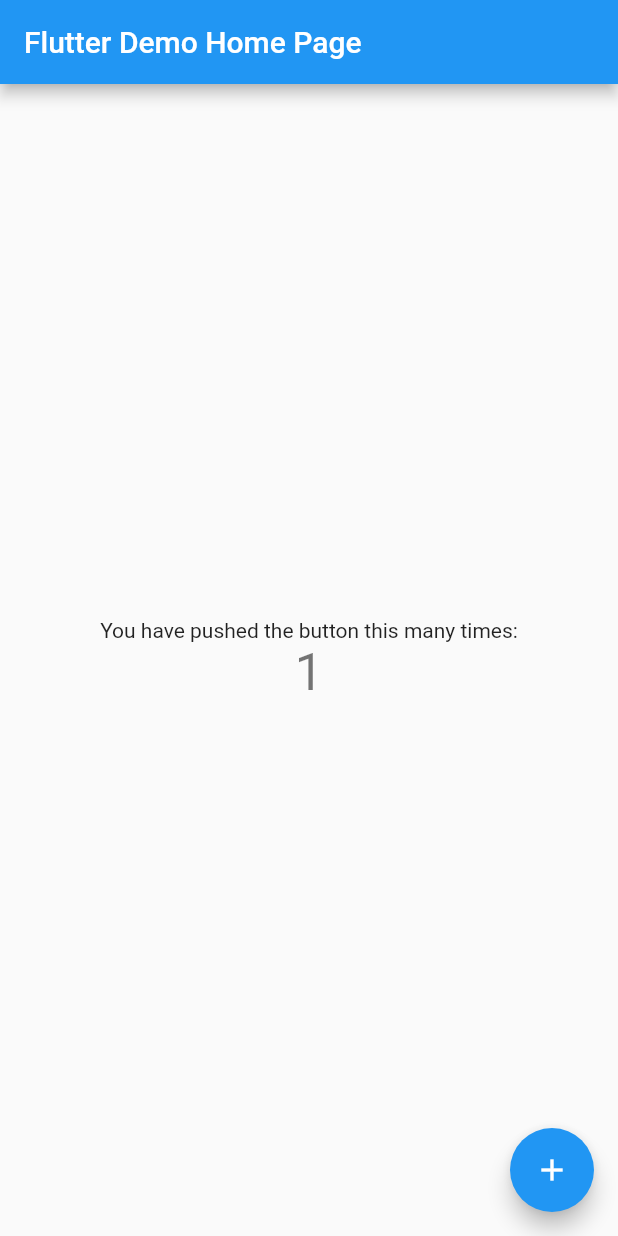
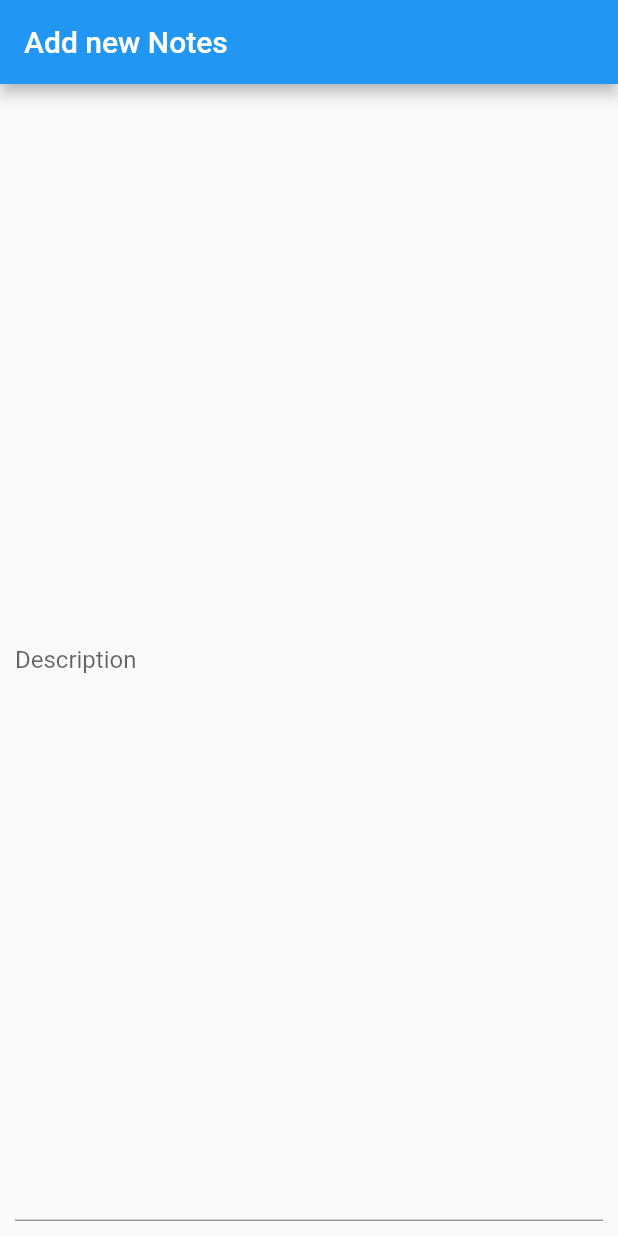
Before and after one commit to mubaracktahir/notes, a Flutter app: the screen it shows after launch, after a tap on the "add" icon, on a phone screen of 412 x 824 dp. Run offline on Flutter 3.47's test engine with Material 2 defaults, Android fonts, the phone set to English and light mode, and no system bars; our stand-ins replace sqflite; accounts and stored records are empty.

```diff
--- a/lib/main.dart
+++ b/lib/main.dart
@@ -1,111 +1,20 @@
 import 'package:flutter/material.dart';
 
+import './screens/FirstScreen.dart';
+
+/*
+*
+* entering point of a flutter Application
+*
+* */
 void main() => runApp(MyApp());
 
 class MyApp extends StatelessWidget {
-  // This widget is the root of your application.
   @override
-  Widget build(BuildContext context) {
-    return MaterialApp(
-      title: 'Flutter Demo',
-      theme: ThemeData(
-        // This is the theme of your application.
-        //
-        // Try running your application with "flutter run". You'll see the
-        // application has a blue toolbar. Then, without quitting the app, try
-        // changing the primarySwatch below to Colors.green and then invoke
-        // "hot reload" (press "r" in the console where you ran "flutter run",
-        // or simply save your changes to "hot reload" in a Flutter IDE).
-        // Notice that the counter didn't reset back to zero; the application
-        // is not restarted.
-        primarySwatch: Colors.blue,
-      ),
-      home: MyHomePage(title: 'Flutter Demo Home Page'),
-    );
-  }
+  Widget build(BuildContext context) => MaterialApp(
+        debugShowCheckedModeBanner: false,
+        home: contentMain(),
+      );
+
+  Widget contentMain() => FirstScreen();
 }
-
-class MyHomePage extends StatefulWidget {
-  MyHomePage({Key key, this.title}) : super(key: key);
-
-  // This widget is the home page of your application. It is stateful, meaning
-  // that it has a State object (defined below) that contains fields that affect
-  // how it looks.
-
-  // This class is the configuration for the state. It holds the values (in this
-  // case the title) provided by the parent (in this case the App widget) and
-  // used by the build method of the State. Fields in a Widget subclass are
-  // always marked "final".
-
-  final String title;
-
-  @override
-  _MyHomePageState createState() => _MyHomePageState();
-}
-
-class _MyHomePageState extends State<MyHomePage> {
-  int _counter = 0;
-
-  void _incrementCounter() {
-    setState(() {
-      // This call to setState tells the Flutter framework that something has
-      // changed in this State, which causes it to rerun the build method below
-      // so that the display can reflect the updated values. If we changed
-      // _counter without calling setState(), then the build method would not be
-      // called again, and so nothing would appear to happen.
-      _counter++;
-    });
-  }
-
-  @override
-  Widget build(BuildContext context) {
-    // This method is rerun every time setState is called, for instance as done
-    // by the _incrementCounter method above.
-    //
-    // The Flutter framework has been optimized to make rerunning build methods
-    // fast, so that you can just rebuild anything that needs updating rather
-    // than having to individually change instances of widgets.
-    return Scaffold(
-      appBar: AppBar(
-        // Here we take the value from the MyHomePage object that was created by
-        // the App.build method, and use it to set our appbar title.
-        title: Text(widget.title),
-      ),
-      body: Center(
-        // Center is a layout widget. It takes a single child and positions it
-        // in the middle of the parent.
-        child: Column(
-          // Column is also a layout widget. It takes a list of children and
-          // arranges them vertically. By default, it sizes itself to fit its
-          // children horizontally, and tries to be as tall as its parent.
-          //
-          // Invoke "debug painting" (press "p" in the console, choose the
-          // "Toggle Debug Paint" action from the Flutter Inspector in Android
-          // Studio, or the "Toggle Debug Paint" command in Visual Studio Code)
-          // to see the wireframe for each widget.
-          //
-          // Column has various properties to control how it sizes itself and
-          // how it positions its children. Here we use mainAxisAlignment to
-          // center the children vertically; the main axis here is the vertical
-          // axis because Columns are vertical (the cross axis would be
-          // horizontal).
-          mainAxisAlignment: MainAxisAlignment.center,
-          children: <Widget>[
-            Text(
-              'You have pushed the button this many times:',
-            ),
-            Text(
-              '$_counter',
-              style: Theme.of(context).textTheme.display1,
-            ),
-          ],
-        ),
-      ),
-      floatingActionButton: FloatingActionButton(
-        onPressed: _incrementCounter,
-        tooltip: 'Increment',
-        child: Icon(Icons.add),
-      ), // This trailing comma makes auto-formatting nicer for build methods.
-    );
-  }
-}
--- /dev/null
+++ b/lib/models/Note.dart
@@ -0,0 +1,53 @@
+class Note {
+  int _id;
+  String _description;
+  String _date;
+  int _priority;
+
+  Note(this._id, this._description, this._date, this._priority);
+
+  Note.withoutId(this._description, this._date, this._priority);
+
+  Note.fromMapToObject(Map<String, dynamic> map) {
+    this._id = map['id'];
+    this._description = map['description'];
+    this._priority = map['priority'];
+    this._date = map['date'];
+  }
+
+  int get id => _id;
+
+  String get description => _description;
+
+  String get date => _date;
+
+  int get priority => _priority;
+
+  set description(String description) {
+    this._description = description;
+  }
+
+  set date(String date) {
+    this._date = date;
+  }
+
+  set priority(int priority) {
+    this._priority = priority;
+  }
+
+  set id(int id) {
+    this._id = id;
+  }
+
+  //converting note object to map
+
+  Map<String, dynamic> toMap() {
+    var map = Map<String, dynamic>();
+    if (id != null) map['id'] = _id;
+    map['description'] = _description;
+    map['priority'] = _priority;
+    map['date'] = _date;
+
+    return map;
+  }
+}
--- /dev/null
+++ b/lib/screens/DisplayAndEditNoteScreen.dart
@@ -0,0 +1,38 @@
+import 'package:flutter/cupertino.dart';
+import 'package:flutter/material.dart';
+
+class DisplayAndEditNoteScreen extends StatefulWidget {
+  @override
+  State<StatefulWidget> createState() {
+    return _DisplayAndEditNoteScreenState();
+  }
+}
+
+class _DisplayAndEditNoteScreenState extends State {
+  TextEditingController describtion = TextEditingController();
+
+  @override
+  Widget build(BuildContext context) {
+    return MaterialApp(
+      debugShowCheckedModeBanner: false,
+      home: Scaffold(
+        appBar: AppBar(
+          title: Text('Add new Notes'),
+        ),
+        body: Padding(
+          padding: EdgeInsets.all(10.0),
+          child: TextField(
+            controller: describtion,
+            keyboardType: TextInputType.text,
+            expands: true,
+            maxLines: null,
+            decoration: InputDecoration(
+              labelText: 'Description',
+              border: null,
+            ),
+          ),
+        ),
+      ),
+    );
+  }
+}
--- /dev/null
+++ b/lib/screens/FirstScreen.dart
@@ -0,0 +1,68 @@
+import 'package:flutter/cupertino.dart';
+import 'package:flutter/material.dart';
+import 'package:notes/screens/DisplayAndEditNoteScreen.dart';
+
+class FirstScreen extends StatefulWidget {
+  @override
+  State<StatefulWidget> createState() {
+    return _FirstScreenState();
+  }
+}
+class _FirstScreenState extends State<FirstScreen> {
+  @override
+  Widget build(BuildContext context) {
+    return _getBody();
+  }
+
+  Widget _getBody() {
+    return MaterialApp(
+      debugShowCheckedModeBanner: false,
+      home: Scaffold(
+        appBar: AppBar(
+          title: Text('Notes'),
+        ),
+        body: _getListOfNotes(),
+        floatingActionButton: FloatingActionButton(
+          tooltip: 'add new note',
+          child: Icon(Icons.add),
+          onPressed: () {
+            _navigateToAddNewNoteScreen();
+          },
+        ),
+      ),
+    );
+  }
+
+  Widget _getListOfNotes() {
+    var list = [
+      'My name is mubarack tahir i am a yoruba boy',
+      'This is the name of my father '
+    ];
+    return ListView.builder(
+        itemCount: list.length,
+        itemBuilder: (context, position) {
+          return Card(
+            child: ListTile(
+              leading: GestureDetector(
+                child: CircleAvatar(
+                  backgroundColor: Colors.lightGreenAccent,
+                  child: Icon(Icons.arrow_right),
+                ),
+              ),
+              title: Text(list[position]),
+              trailing: GestureDetector(
+                child: Icon(Icons.delete),
+                onTap: () {},
+              ),
+            ),
+          );
+        });
+  }
+
+  void _navigateToAddNewNoteScreen() {
+    Navigator.push(
+      context,
+      MaterialPageRoute(builder: (context) => DisplayAndEditNoteScreen()),
+    );
+  }
+}
--- a/pubspec.yaml
+++ b/pubspec.yaml
@@ -17,8 +17,12 @@ environment:
   sdk: ">=2.1.0 <3.0.0"
 
 dependencies:
+  http: ^0.12.0
   flutter:
     sdk: flutter
+  sqflite: any
+  path_provider: any
+  intl: ^0.15.7
 
   # The following adds the Cupertino Icons font to your application.
   # Use with the CupertinoIcons class for iOS style icons.
```
Also changed, not shown: lib/db/DatabaseHelper.dart (added, +26 -0 lines), lib/utils/customviews/constants.dart (added, +15 -0 lines), lib/utils/customviews/Icons.dart (added), pubspec.lock, 3 other files.
